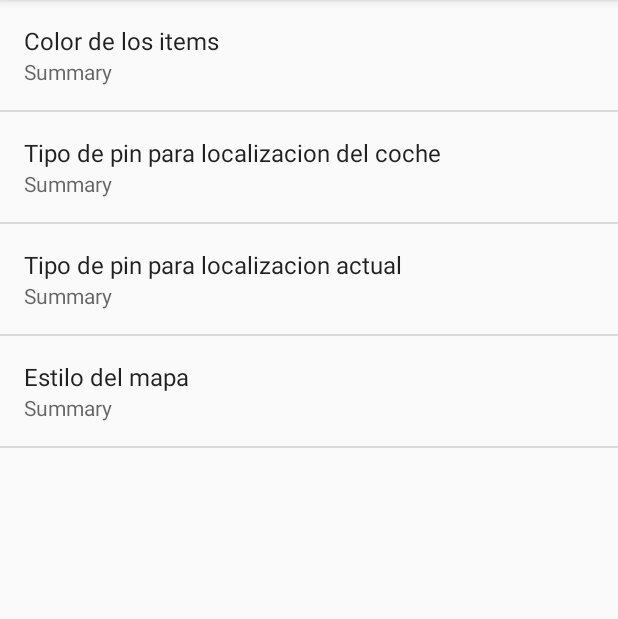
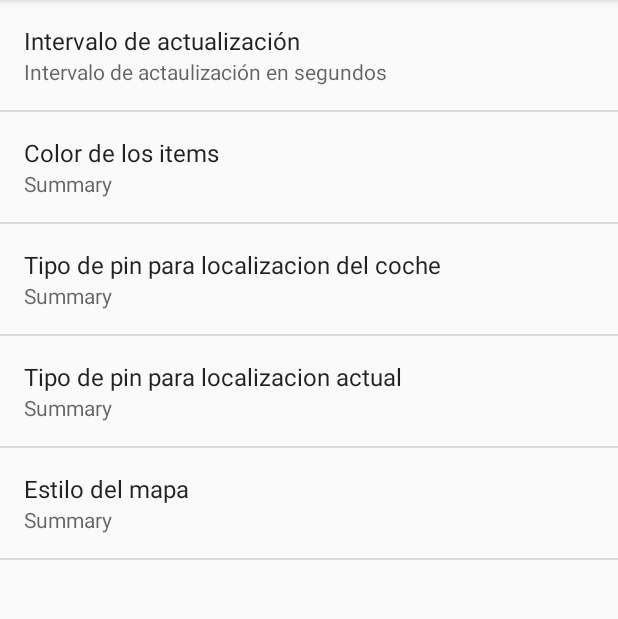
Before and after one commit to vicguij/CercaTrova, an Android app: the screen it shows after launch (SettingsActivity), in the options menu, after a tap on "Opciones", on a phone screen of 412 x 824 dp, the part 84-703 px from its top. Run offline under Robolectric (Android 15) with nearby library versions, the phone set to English and light mode, and no system bars; 2 statements that could not run were skipped.

Commit message:
interval update

```diff
--- a/app/src/main/res/xml/settings.xml
+++ b/app/src/main/res/xml/settings.xml
@@ -1,6 +1,11 @@
 <?xml version="1.0" encoding="utf-8"?>
 <PreferenceScreen
 xmlns:android="http://schemas.android.com/apk/res/android">
+
+    <EditTextPreference
+        android:summary="@string/intervaloActualizacion"
+        android:title="@string/titleIntervaloActualizacion"
+        android:key="update_interval" />
 
 <ListPreference
     android:key="aplication_color"
```
Also changed, not shown: app/src/main/res/drawable/if_map_pin_stroke_118645.png (added), 2 other files.
